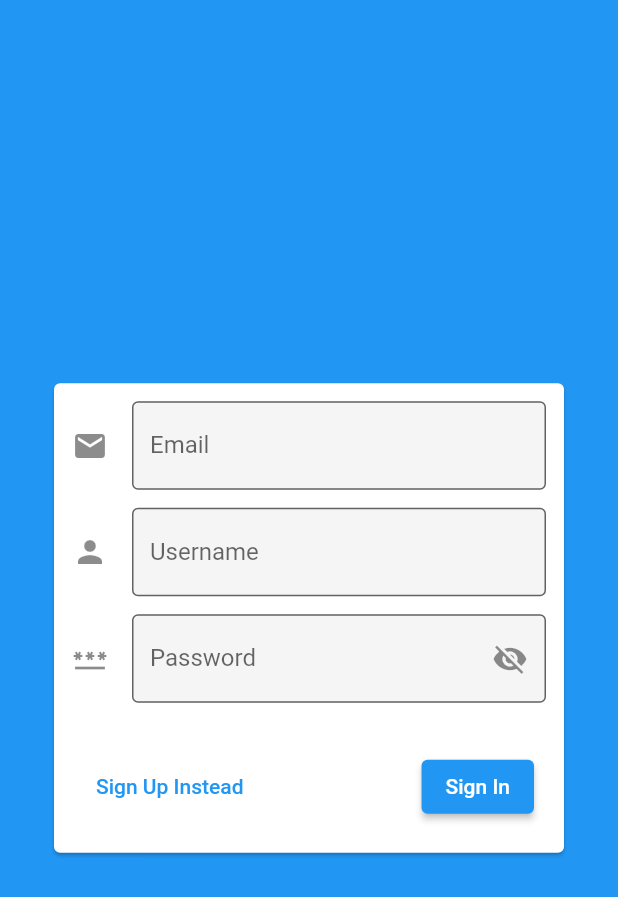
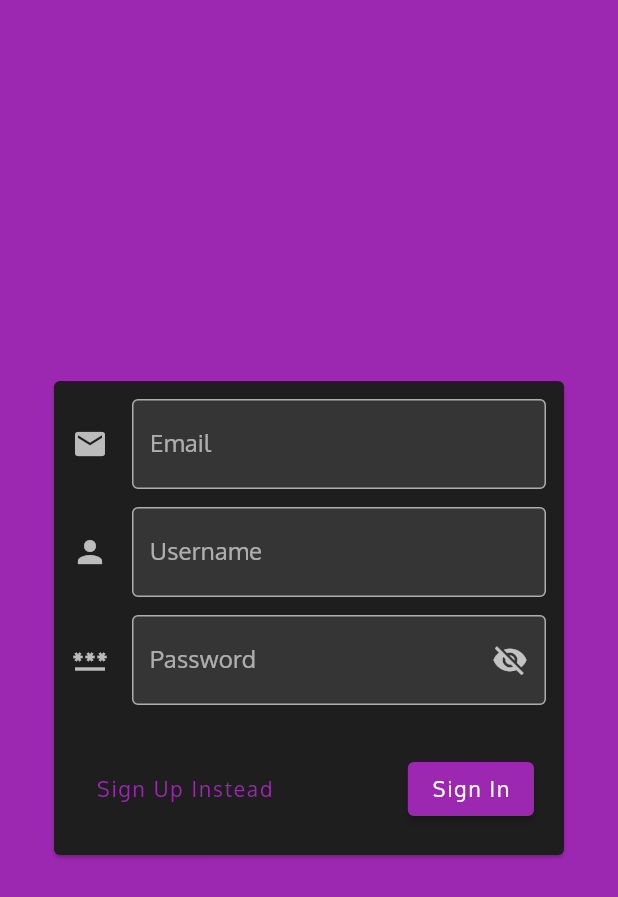
Before and after one commit to daviditco4/chat-app, a Flutter app: the screen it shows after launch, on a phone screen of 412 x 824 dp. Shown: the top 897 px of the screen. Run offline on Flutter 3.47's test engine with Material 2 defaults, Android fonts, the light colour scheme and no system bars; our stand-ins replace cloud_firestore; accounts and stored records are empty.

Commit message:
Add fonts and theme

```diff
--- a/lib/main.dart
+++ b/lib/main.dart
@@ -7,6 +7,31 @@ void main() => runApp(MyApp());
 class MyApp extends StatelessWidget {
   @override
   Widget build(BuildContext context) {
-    return MaterialApp(title: 'Chat App', home: AuthPage());
+    const primaryColor = Colors.purple;
+    final defaultTextTheme = Typography.material2018().englishLike;
+
+    return MaterialApp(
+      title: 'Chat App',
+      themeMode: ThemeMode.dark,
+      darkTheme: ThemeData.from(
+        colorScheme: ColorScheme.dark(
+          primary: primaryColor,
+          secondary: Colors.deepOrange.shade300,
+          onPrimary: Colors.white,
+        ),
+        textTheme: defaultTextTheme.apply(fontFamily: 'Oxygen'),
+      ).copyWith(
+        primaryColor: primaryColor,
+        primaryColorBrightness: Brightness.dark,
+        primaryColorLight: const Color(0xFFD05CE3),
+        primaryColorDark: const Color(0xFF6A0080),
+        inputDecorationTheme: const InputDecorationTheme(
+          border: OutlineInputBorder(),
+          filled: true,
+        ),
+        fixTextFieldOutlineLabel: true,
+      ),
+      home: AuthPage(),
+    );
   }
 }
--- a/lib/widgets/auth/auth_form.dart
+++ b/lib/widgets/auth/auth_form.dart
@@ -11,13 +11,17 @@ class _AuthFormState extends State<AuthForm> {
   @override
   Widget build(BuildContext context) {
     final thm = Theme.of(context);
-    final textInputErrorBorder = OutlineInputBorder(
-      borderSide: BorderSide(color: thm.errorColor),
-    );
     const verticalSpace = SizedBox(height: 12.0);
 
     return Form(
       child: SingleChildScrollView(
+        child: Column(
+          mainAxisSize: MainAxisSize.min,
+          children: [
+            Theme(
+              data: thm.copyWith(
+                colorScheme: thm.colorScheme.copyWith(primary: thm.accentColor),
+              ),
               child: Column(
                 mainAxisSize: MainAxisSize.min,
                 children: [
@@ -26,25 +30,22 @@ class _AuthFormState extends State<AuthForm> {
                     textInputAction: TextInputAction.next,
                     decoration: InputDecoration(
                       icon: const Icon(Icons.email),
-                border: const OutlineInputBorder(),
-                errorBorder: textInputErrorBorder,
-                filled: true,
                       labelText: 'Email',
                     ),
                   ),
                   verticalSpace,
                   TextFormField(
                     textInputAction: TextInputAction.next,
-              decoration: InputDecoration(
-                icon: const Icon(Icons.person),
-                border: const OutlineInputBorder(),
-                errorBorder: textInputErrorBorder,
-                filled: true,
+                    decoration: const InputDecoration(
+                      icon: Icon(Icons.person),
                       labelText: 'Username',
                     ),
                   ),
                   verticalSpace,
                   PasswordFormField(),
+                ],
+              ),
+            ),
             const SizedBox(height: 24.0),
             ButtonBar(
               alignment: MainAxisAlignment.spaceBetween,
@@ -52,17 +53,8 @@ class _AuthFormState extends State<AuthForm> {
                 TextButton(
                   child: const Text('Sign Up Instead'),
                   onPressed: () {},
-                  style: ButtonStyle(
-                    foregroundColor: MaterialStateProperty.all(thm.accentColor),
                 ),
-                ),
-                ElevatedButton(
-                  child: const Text('Sign In'),
-                  onPressed: () {},
-                  style: ButtonStyle(
-                    backgroundColor: MaterialStateProperty.all(thm.accentColor),
-                  ),
-                ),
+                ElevatedButton(child: const Text('Sign In'), onPressed: () {}),
               ],
             ),
           ],
--- a/lib/widgets/auth/password_form_field.dart
+++ b/lib/widgets/auth/password_form_field.dart
@@ -10,8 +10,6 @@ class _PasswordFormFieldState extends State<PasswordFormField> {
 
   @override
   Widget build(BuildContext context) {
-    final errClr = Theme.of(context).errorColor;
-
     return TextFormField(
       obscureText: _obscureText,
       keyboardType: TextInputType.visiblePassword,
@@ -19,9 +17,6 @@ class _PasswordFormFieldState extends State<PasswordFormField> {
       onEditingComplete: () {},
       decoration: InputDecoration(
         icon: const Icon(Icons.password),
-        border: const OutlineInputBorder(),
-        errorBorder: OutlineInputBorder(borderSide: BorderSide(color: errClr)),
-        filled: true,
         labelText: 'Password',
         suffixIcon: InkWell(
           onTap: () => setState(() => _obscureText = !_obscureText),
```
Also changed, not shown: pubspec.yaml (+9 -7 lines), assets/fonts/Oxygen-Bold.ttf (added), assets/fonts/Oxygen-Light.ttf (added), assets/fonts/Oxygen-Regular.ttf (added). Lines whose indentation alone changed are shown as unchanged.
